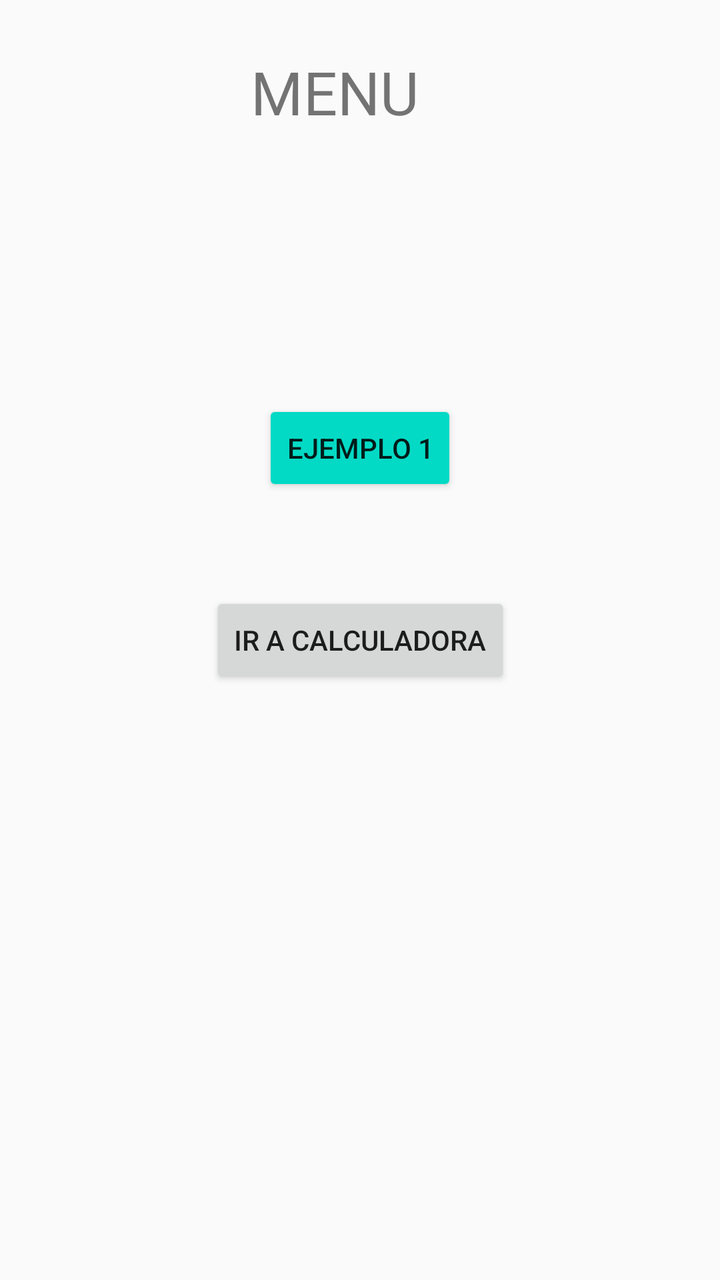
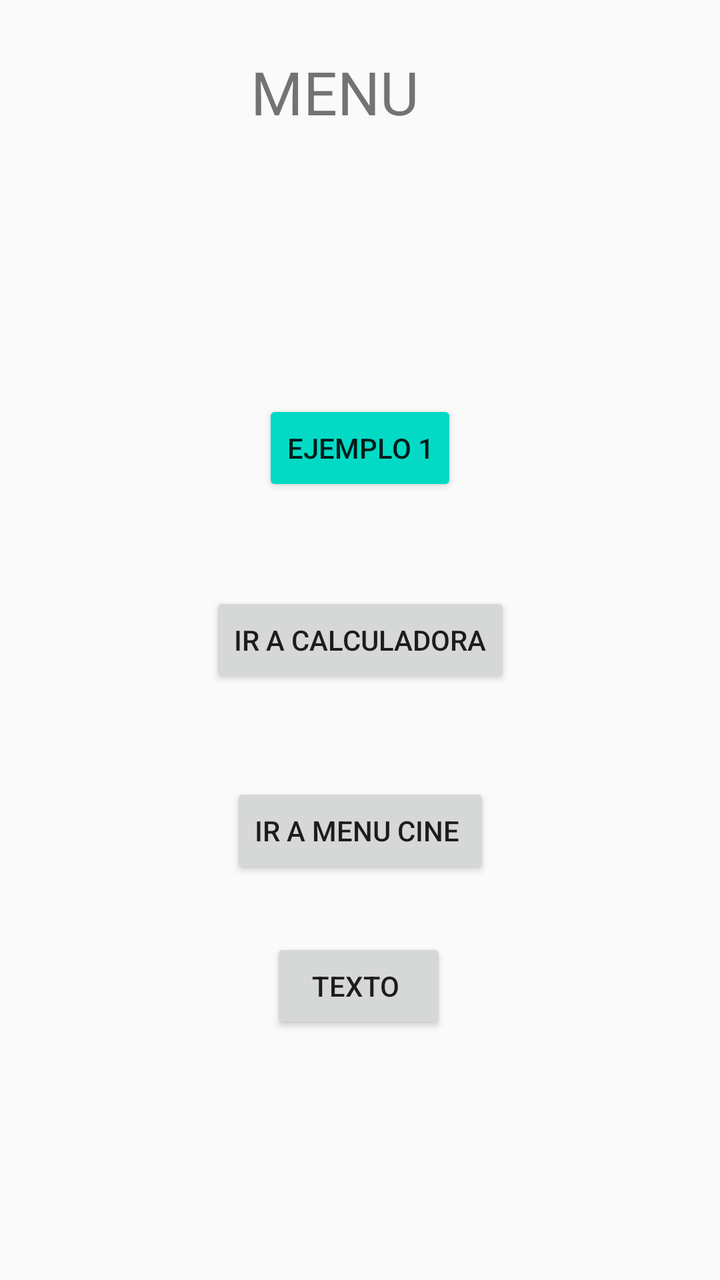

Compare the two renders of this Android layout. The source of the first and the diff that turns it into the second are given below.
<!-- AndroidManifest.xml: activity theme Theme.AppCompat.Light.NoActionBar -->
<!-- res/layout/activity_menu.xml -->
<?xml version="1.0" encoding="utf-8"?>
<androidx.constraintlayout.widget.ConstraintLayout xmlns:android="http://schemas.android.com/apk/res/android"
    xmlns:app="http://schemas.android.com/apk/res-auto"
    xmlns:tools="http://schemas.android.com/tools"
    android:id="@+id/main"
    android:layout_width="match_parent"
    android:layout_height="match_parent"
    tools:context=".Practicas.MenuActivity">

    <Button
        android:id="@+id/btn1"
        android:layout_width="wrap_content"
        android:layout_height="wrap_content"
        android:layout_marginTop="200dp"
        android:backgroundTint="@color/teal_200"
        android:text="Ejemplo 1"
        app:layout_constraintEnd_toEndOf="parent"
        app:layout_constraintHorizontal_bias="0.5"
        app:layout_constraintStart_toStartOf="parent"
        app:layout_constraintTop_toTopOf="parent" />

    <Button
        android:id="@+id/btnIrOperas"
        android:layout_width="wrap_content"
        android:layout_height="wrap_content"
        android:layout_gravity="center_horizontal"
        android:text="Ir a Calculadora"
        app:layout_constraintBottom_toBottomOf="parent"
        app:layout_constraintEnd_toEndOf="parent"
        app:layout_constraintStart_toStartOf="parent"
        app:layout_constraintTop_toTopOf="parent" />




    <TextView

        android:id="@+id/textView2"
        android:layout_width="119dp"
        android:layout_height="41dp"
        android:text="MENU"
        android:textSize="30dp"
        app:layout_constraintBottom_toBottomOf="parent"
        app:layout_constraintEnd_toEndOf="parent"
        app:layout_constraintHorizontal_bias="0.52"
        app:layout_constraintStart_toStartOf="parent"
        app:layout_constraintTop_toTopOf="parent"
        app:layout_constraintVertical_bias="0.043" />

</androidx.constraintlayout.widget.ConstraintLayout>
<!-- resources referenced by this layout -->
<resources>
  <color name="teal_200">#FF03DAC5</color>
</resources>

<!-- the commit's change to res/layout/activity_menu.xml (unified diff, before → after) -->
@@ -31,7 +31,31 @@
         app:layout_constraintTop_toTopOf="parent" />
 
 
+    <Button
+        android:id="@+id/btn2"
+        android:layout_width="wrap_content"
+        android:layout_height="wrap_content"
+        android:layout_gravity="center_horizontal"
+        android:text="Ir a menu Cine "
+        app:layout_constraintBottom_toBottomOf="parent"
+        app:layout_constraintEnd_toEndOf="parent"
+        app:layout_constraintHorizontal_bias="0.501"
+        app:layout_constraintStart_toStartOf="parent"
+        app:layout_constraintTop_toTopOf="parent"
+        app:layout_constraintVertical_bias="0.661" />
 
+    <Button
+        android:id="@+id/btn3"
+        android:layout_width="wrap_content"
+        android:layout_height="wrap_content"
+        android:layout_gravity="center_horizontal"
+        android:text="Texto "
+        app:layout_constraintBottom_toBottomOf="parent"
+        app:layout_constraintEnd_toEndOf="parent"
+        app:layout_constraintHorizontal_bias="0.498"
+        app:layout_constraintStart_toStartOf="parent"
+        app:layout_constraintTop_toTopOf="parent"
+        app:layout_constraintVertical_bias="0.792" />
 
     <TextView
 
@@ -47,4 +71,6 @@
         app:layout_constraintTop_toTopOf="parent"
         app:layout_constraintVertical_bias="0.043" />
 
+
+
 </androidx.constraintlayout.widget.ConstraintLayout>
